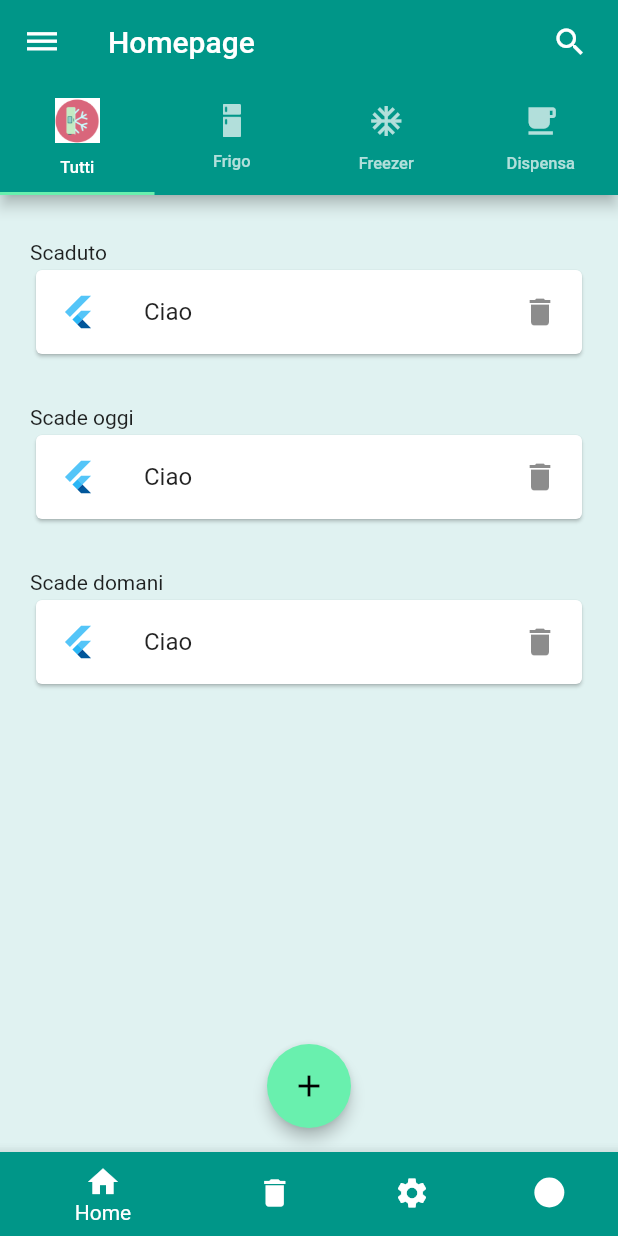
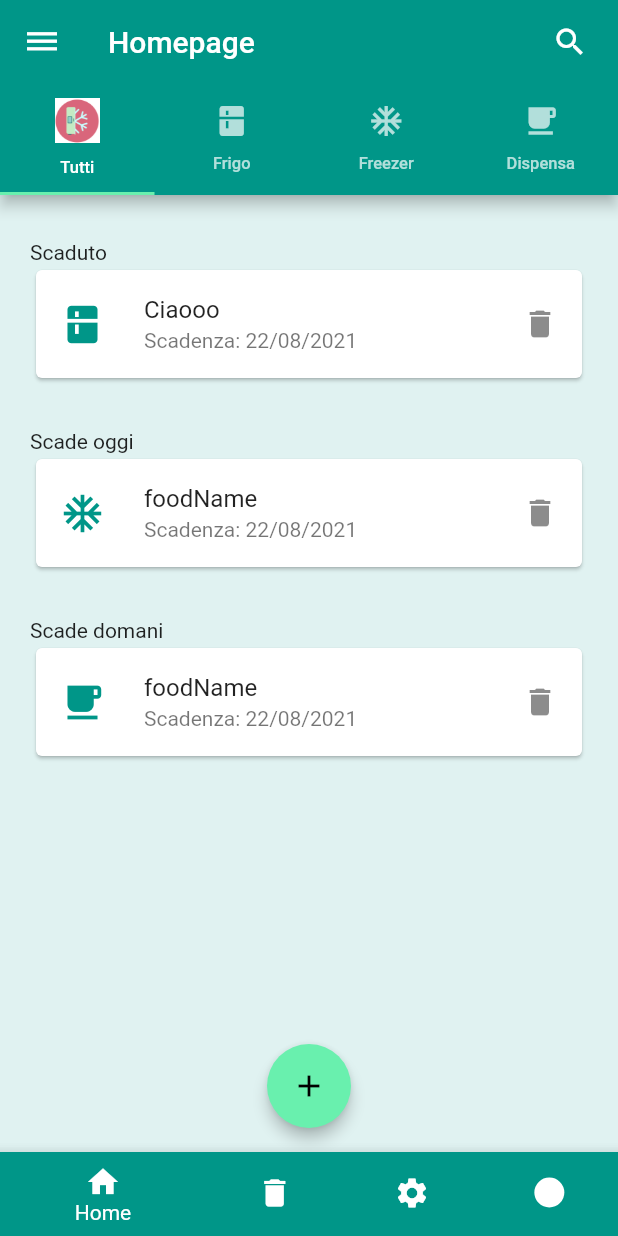
Before and after one commit to isabellemorello/foodage-flutter, a Flutter app: the screen it shows after launch, on a phone screen of 412 x 824 dp. Run offline on Flutter 3.47's test engine with Material 2 defaults, Android fonts, the phone set to English and light mode, and no system bars; our stand-ins replace date_field, group_button.

Commit message:
Created FoodCard

```diff
--- /dev/null
+++ b/lib/components/food_layout/food.dart
@@ -0,0 +1,79 @@
+import 'package:flutter/material.dart';
+import 'package:foodage_morello/constants/constants.dart';
+import 'package:foodage_morello/screens/new_food_screen.dart';
+
+class FoodCard extends StatelessWidget {
+  const FoodCard({
+    required this.sectionIcon,
+    required this.foodName,
+    required this.deadlineDate,
+  });
+
+  final IconData sectionIcon;
+  final String foodName;
+  final String deadlineDate;
+
+  @override
+  Widget build(BuildContext context) {
+    return Card(
+      child: Column(
+        children: [
+          ListTile(
+            leading: Column(
+              mainAxisAlignment: MainAxisAlignment.center,
+              children: [
+                Icon(
+                  sectionIcon,
+                  color: kActiveColorSectionType,
+                  size: 30,
+                ),
+              ],
+            ),
+            title: Text(foodName),
+            subtitle: Text('Scadenza: $deadlineDate'),
+            trailing: Icon(Icons.delete),
+            onTap: () {
+              Navigator.pushNamed(context, NewFoodScreen.id);
+            },
+            onLongPress: () {
+              showModalBottomSheet(
+                context: context,
+                isScrollControlled: true,
+                builder: (context) => SingleChildScrollView(
+                  child: Container(
+                    padding: EdgeInsets.only(
+                        bottom: MediaQuery.of(context).viewInsets.bottom),
+                    child: Column(
+                      children: [
+                        // TODO: fare una lista di card
+                        Card(
+                          child: ListTile(
+                            leading: Icon(Icons.photo),
+                            title: Text('take a picture'),
+                          ),
+                        ),
+                        Card(
+                          child: ListTile(
+                            leading: Icon(Icons.photo),
+                            title: Text('from the gallery'),
+                          ),
+                        ),
+                      ],
+                    ),
+                  ),
+                ),
+              );
+            },
+          ),
+          // Text(
+          //   'Scadenza: 22/08/2021',
+          //   textAlign: TextAlign.right,
+          //   style: TextStyle(
+          //     fontSize: 12,
+          //   ),
+          // ),
+        ],
+      ),
+    );
+  }
+}
--- a/lib/components/homepage_screen/home_content.dart
+++ b/lib/components/homepage_screen/home_content.dart
@@ -43,11 +43,7 @@ class HomeContent extends StatelessWidget {
               text: typeContainerFood[0],
             ),
             Tab(
-              icon: Image.asset(
-                kFridgeIcon,
-                width: 12,
-                color: Colors.teal[100],
-              ),
+              icon: Icon(kFridgeIcon),
               text: typeContainerFood[1],
             ),
             Tab(
--- a/lib/components/new_food_screen/section_type_selection_button.dart
+++ b/lib/components/new_food_screen/section_type_selection_button.dart
@@ -1,6 +1,5 @@
 import 'package:flutter/material.dart';
 import 'package:foodage_morello/constants/constants.dart';
-import 'package:foodage_morello/main.dart';
 import 'package:foodage_morello/constants/constants.dart';
 
 enum DeadlineType {
@@ -42,12 +41,11 @@ class _SectionTypeSelectionButtonState
             ),
             child: Column(
               children: [
-                Image.asset(
+                Icon(
                   kFridgeIcon,
                   color: sectionType == SectionType.Frigo
                       ? kActiveColorComponentsSectionType
                       : kInactiveColorComponentsSectionType,
-                  width: 12,
                 ),
                 SizedBox(height: 8),
                 Text(
--- a/lib/constants/constants.dart
+++ b/lib/constants/constants.dart
@@ -7,7 +7,8 @@ const Color kInactiveColorComponentsSectionType = Colors.black;
 Color kActiveColorComponentsSectionType = Colors.teal.shade50;
 
 // Icone
-const kFridgeIcon = 'images/frigo.png';
+const kFrigoIcon = 'images/frigo.png';
+const kFridgeIcon = Icons.kitchen;
 const kFreezerIcon = Icons.ac_unit_sharp;
 const kDispensaIcon = Icons.free_breakfast;
 const kHomeIcon = Icons.home;
--- /dev/null
+++ b/lib/models/food.dart
@@ -0,0 +1,17 @@
+import 'package:flutter/material.dart';
+import 'package:foodage_morello/components/new_food_screen/section_type_selection_button.dart';
+
+class Food {
+  Food(
+      {this.foodName = '',
+      this.deadlineDate,
+      this.sectionType = SectionType.Frigo});
+
+  String foodName;
+  var deadlineDate;
+  DeadlineType deadlineType = DeadlineType.shortTerm;
+  SectionType sectionType;
+  List<String> labelList = [];
+  String shopName = '';
+  String price = '';
+}
--- a/lib/screens/homepage_screen.dart
+++ b/lib/screens/homepage_screen.dart
@@ -1,6 +1,8 @@
 import 'package:flutter/material.dart';
 import 'package:foodage_morello/components/homepage_screen/home_content.dart';
 import 'package:foodage_morello/constants/constants.dart';
+import 'package:provider/provider.dart';
+import 'package:foodage_morello/models/food_list_model.dart';
 
 class HomepageScreen extends StatelessWidget {
   static const String id = 'homepage_screen';
@@ -28,7 +30,9 @@ class _MyScaffoldState extends State<MyScaffold> {
 
   @override
   Widget build(BuildContext context) {
-    return Scaffold(
+    return ChangeNotifierProvider.value(
+      value: foodModel,
+      child: Scaffold(
         body: Container(
           child: screens.elementAt(currentScreen),
           color: Colors.teal[50],
@@ -67,6 +71,7 @@ class _MyScaffoldState extends State<MyScaffold> {
                   currentScreen = inIndex;
                 });
               }),
+        ),
       ),
     );
   }
--- a/lib/screens/section_type_screen_homepage/home_all_food_screen.dart
+++ b/lib/screens/section_type_screen_homepage/home_all_food_screen.dart
@@ -1,4 +1,6 @@
 import 'package:flutter/material.dart';
+import 'package:foodage_morello/constants/constants.dart';
+import 'package:foodage_morello/components/food_layout/food.dart';
 
 class HomeAllFoodScreen extends StatelessWidget {
   const HomeAllFoodScreen({
@@ -13,64 +15,27 @@ class HomeAllFoodScreen extends StatelessWidget {
       child: ListView(
         children: [
           Text('Scaduto'),
-          Card(
-            child: ListTile(
-              leading: FlutterLogo(),
-              title: Text('Ciao'),
-              trailing: Icon(Icons.delete),
-              onLongPress: () {
-                showModalBottomSheet(
-                  context: context,
-                  isScrollControlled: true,
-                  builder: (context) => SingleChildScrollView(
-                    child: Container(
-                      padding: EdgeInsets.only(
-                          bottom: MediaQuery.of(context).viewInsets.bottom),
-                      child: Column(
-                        children: [
-                          // TODO: fare una lista di card
-                          Card(
-                            child: ListTile(
-                              leading: Icon(Icons.photo),
-                              title: Text('take a picture'),
-                            ),
-                          ),
-                          Card(
-                            child: ListTile(
-                              leading: Icon(Icons.photo),
-                              title: Text('from the gallery'),
-                            ),
-                          ),
-                        ],
-                      ),
-                    ),
-                  ),
-                );
-              },
-            ),
+          FoodCard(
+            sectionIcon: kFridgeIcon,
+            foodName: 'Ciaooo',
+            deadlineDate: '22/08/2021',
           ),
           SizedBox(
             height: 30.0,
           ),
           Text('Scade oggi'),
-          Card(
-            child: ListTile(
-              leading: FlutterLogo(),
-              title: Text('Ciao'),
-              trailing: Icon(Icons.delete),
-            ),
-          ),
+          FoodCard(
+              sectionIcon: kFreezerIcon,
+              foodName: 'foodName',
+              deadlineDate: '22/08/2021'),
           SizedBox(
             height: 30.0,
           ),
           Text('Scade domani'),
-          Card(
-            child: ListTile(
-              leading: FlutterLogo(),
-              title: Text('Ciao'),
-              trailing: Icon(Icons.delete),
-            ),
-          ),
+          FoodCard(
+              sectionIcon: kDispensaIcon,
+              foodName: 'foodName',
+              deadlineDate: '22/08/2021'),
         ],
       ),
     );
```
Also changed, not shown: lib/models/food_list_model.dart (renamed from lib/models/food_model.dart, +8 -12 lines). Lines whose indentation alone changed are shown as unchanged.
